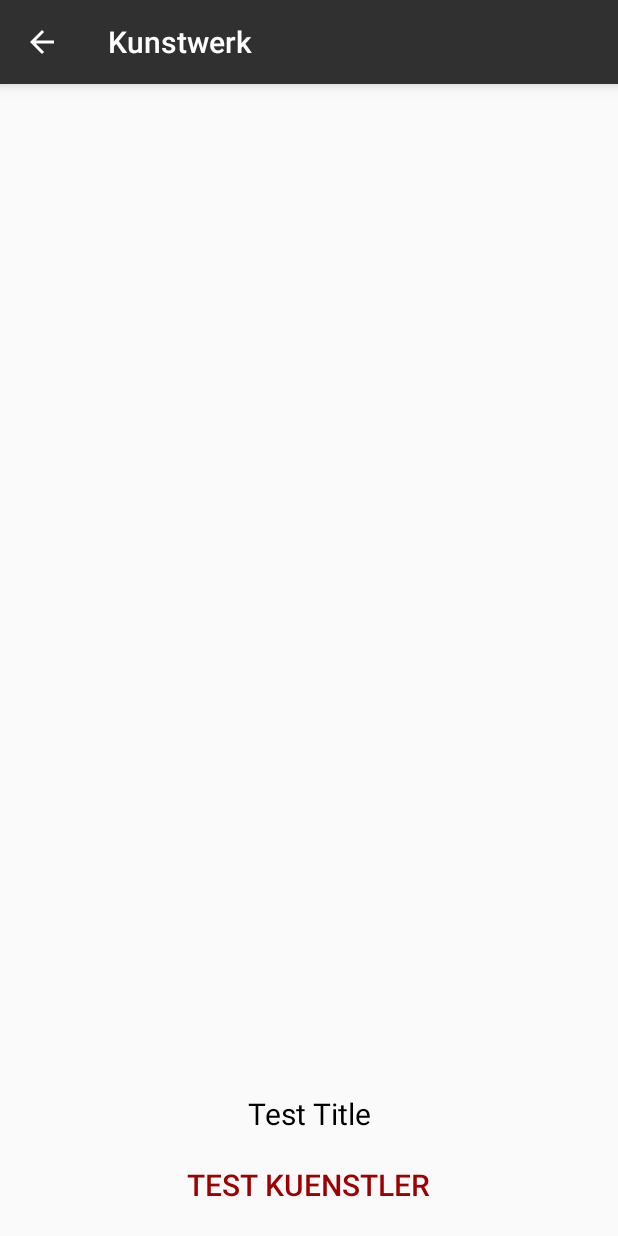
After one commit to jangillich/dw-demokratie-2, an Android app: the WerkDetailActivity screen opened directly, with no data from a screen before it, on a phone screen of 412 x 824 dp. The commit adds this screen. Run offline under Robolectric (Android 15) with nearby library versions, the light colour scheme and no system bars; our stand-ins replace ButterKnife; 1 statement that could not run was skipped.

Commit message:
Werk Detail Ansicht hinzugefügt

```diff
--- /dev/null
+++ b/app/src/main/java/de/lmu/dwII2016/demo2/festivalfrunangepasstekunst/WerkDetailActivity.java
@@ -0,0 +1,54 @@
+package de.lmu.dwII2016.demo2.festivalfrunangepasstekunst;
+
+import android.os.Bundle;
+import android.support.v7.app.AppCompatActivity;
+import android.support.v7.widget.Toolbar;
+import android.view.MenuItem;
+import android.widget.Button;
+import android.widget.ImageView;
+import android.widget.TextView;
+
+import butterknife.Bind;
+import butterknife.ButterKnife;
+
+public class WerkDetailActivity extends AppCompatActivity {
+
+
+   @Bind(R.id.toolbar)
+   Toolbar toolbar;
+   @Bind(R.id.img)
+   ImageView imageView;
+   @Bind(R.id.title)
+   TextView titel;
+   @Bind(R.id.kuenstler)
+   Button kuenstler;
+
+   private int imageRes;
+
+   @Override
+   protected void onCreate(Bundle savedInstanceState) {
+      super.onCreate(savedInstanceState);
+      setContentView(R.layout.activity_werk_detail);
+      ButterKnife.bind(this);
+
+      Bundle extras = getIntent().getExtras();
+      if (extras != null) {
+         imageRes = extras.getInt("IMAGE");
+      }
+      setSupportActionBar(toolbar);
+      getSupportActionBar().setDisplayHomeAsUpEnabled(true);
+      setTitle(imageRes);
+      imageView.setImageResource(imageRes);
+   }
+
+   @Override
+   public boolean onOptionsItemSelected(MenuItem item) {
+      switch (item.getItemId()) {
+         case android.R.id.home:
+            onBackPressed();
+            return true;
+         default:
+            return super.onOptionsItemSelected(item);
+      }
+   }
+}
--- a/app/src/main/res/layout/activity_festival_overview.xml
+++ b/app/src/main/res/layout/activity_festival_overview.xml
@@ -25,7 +25,6 @@
       android:layout_height="wrap_content"
       android:layout_below="@+id/toolbar"
       android:background="@color/primary"
-      app:tabIndicatorColor="@color/accent"
       app:tabIndicatorHeight="3dp"
       android:elevation="6dp"
       android:minHeight="?attr/actionBarSize"
--- /dev/null
+++ b/app/src/main/res/layout/activity_werk_detail.xml
@@ -0,0 +1,67 @@
+<RelativeLayout
+   android:id="@+id/main_layout"
+   xmlns:android="http://schemas.android.com/apk/res/android"
+   xmlns:app="http://schemas.android.com/apk/res-auto"
+   xmlns:tools="http://schemas.android.com/tools"
+   android:layout_width="match_parent"
+   android:layout_height="match_parent"
+   tools:context=".WerkDetailActivity">
+
+   <android.support.v7.widget.Toolbar
+      android:id="@+id/toolbar"
+      android:layout_width="match_parent"
+      android:layout_height="wrap_content"
+      android:layout_alignParentTop="true"
+      android:background="@color/primary"
+      android:elevation="6dp"
+      app:titleTextColor="@color/text_primary"
+      android:minHeight="?attr/actionBarSize"
+      android:theme="@style/ThemeOverlay.AppCompat.Dark.ActionBar"
+      app:popupTheme="@style/ThemeOverlay.AppCompat.Light"/>
+
+
+   <LinearLayout
+      android:id="@+id/img_infos"
+      android:layout_width="match_parent"
+      android:layout_height="wrap_content"
+      android:padding="@dimen/activity_horizontal_margin"
+      android:orientation="vertical"
+      android:layout_alignParentBottom="true">
+
+      <TextView
+         android:id="@+id/title"
+         android:layout_width="match_parent"
+         android:layout_height="wrap_content"
+         android:gravity="center_horizontal"
+         android:textAppearance="@style/Festival.Text.RobotoLight"
+         android:layout_marginBottom="@dimen/activity_vertical_margin"
+         android:textSize="20sp"
+         android:text="Test Title"/>
+
+      <Button
+         android:id="@+id/kuenstler"
+         android:layout_width="wrap_content"
+         android:layout_height="wrap_content"
+         android:layout_gravity="center_horizontal"
+         android:textAppearance="@style/Festival.Text.RobotoLight"
+         android:textSize="20sp"
+         style="@style/Festival.FlatButton"
+         android:text="Test Kuenstler"/>
+   </LinearLayout>
+   <ImageView
+      android:id="@+id/img"
+      android:layout_above="@id/img_infos"
+      android:layout_below="@id/toolbar"
+      android:layout_width="match_parent"
+      android:layout_height="match_parent"
+      android:scaleType="centerCrop"/>
+   <ImageView
+      android:clickable="true"
+      android:src="@drawable/selector_select_festival"
+      android:layout_above="@id/img_infos"
+      android:layout_below="@id/toolbar"
+      android:background="@color/transparent"
+      android:layout_width="match_parent"
+      android:layout_height="match_parent" />
+
+</RelativeLayout>
--- a/app/src/main/res/layout/item_wall_image.xml
+++ b/app/src/main/res/layout/item_wall_image.xml
@@ -12,10 +12,8 @@
       android:layout_height="wrap_content" />
 
    <ImageView
-      android:clickable="true"
       android:src="@drawable/selector_kunstwerk_item"
       android:background="@color/transparent"
-      android:hapticFeedbackEnabled="true"
       android:layout_width="match_parent"
       android:layout_height="match_parent" />
 
--- a/app/src/main/res/values/dimens.xml
+++ b/app/src/main/res/values/dimens.xml
@@ -9,7 +9,6 @@
    <dimen name="text_size_festival_name">22sp</dimen>
    <dimen name="text_size_festival_date">18sp</dimen>
 
-
    <dimen name="btn_flat_corner_radius">2dp</dimen>
    <dimen name="btn_flat_min_width">50dp</dimen>
    <dimen name="btn_flat_min_height">36dp</dimen>
@@ -19,4 +18,5 @@
    <dimen name="actionbar_and_tab_height">104dp</dimen>
 
    <dimen name="spacing">2dp</dimen>
+   <dimen name="fab_margin">16dp</dimen>
 </resources>
--- a/app/src/main/res/values/strings.xml
+++ b/app/src/main/res/values/strings.xml
@@ -24,8 +24,9 @@
 
    <string name="action_settings">Settings</string>
 
-    <string name="notification_festival_information">Das Festival der unangepassten Kunst findet zum zweiten Mal statt und ist ein lorem ipsum dolor <br/>Viel Spaß!</string>
+    <string name="notification_festival_information">Das Festival der unangepassten Kunst findet zum zweiten Mal statt und ist ein lorem ipsum dolor <br />Viel Spaß!</string>
     <string name="notification_button_ok">Ok</string>
     <string name="notification_button_more">Mehr erfahren</string>
+   <string name="title_activity_werk_detail">Kunstwerk</string>
 
 </resources>
```
Also changed, not shown: app/src/main/AndroidManifest.xml (+9 -0 lines), app/src/main/java/de/lmu/dwII2016/demo2/festivalfrunangepasstekunst/WallImageAdapter.java (+17 -1 lines), app/src/main/res/values-v21/styles.xml (+9 -2 lines), app/src/main/res/values/styles.xml (+11 -2 lines). Lines whose indentation alone changed are shown as unchanged.
